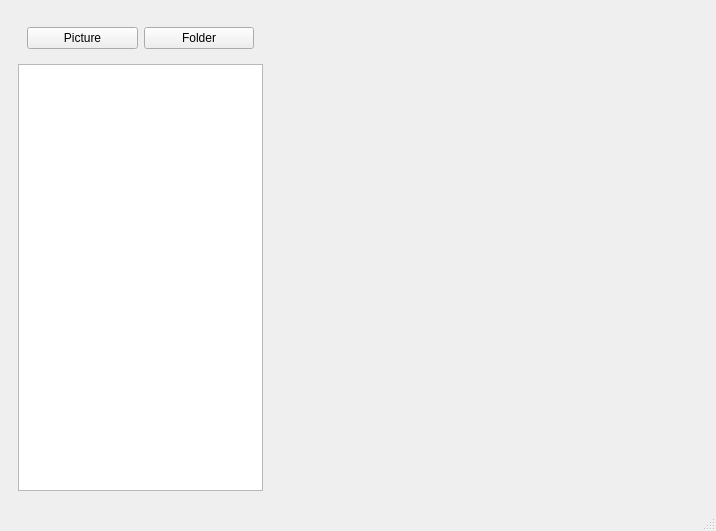
The window that app/main.ui (crrojas/pictor) describes before a commit, drawn with Qt 5.
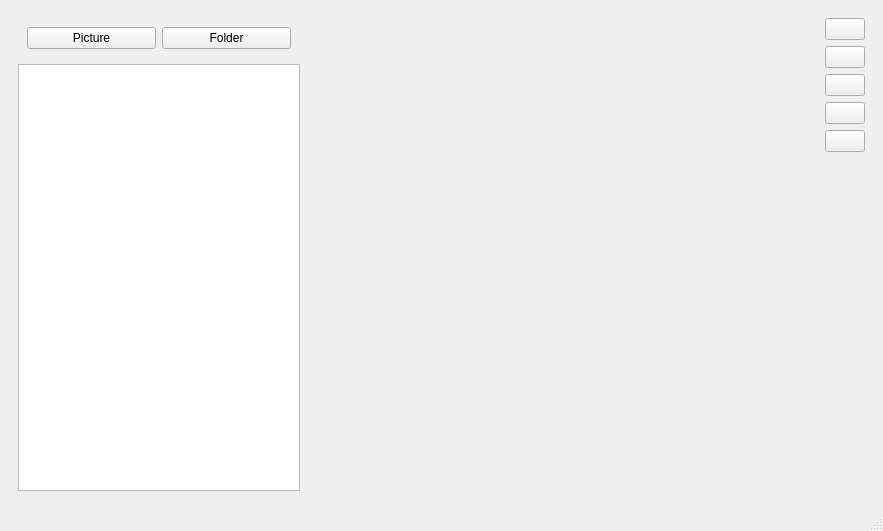
The same window after the commit. Icons and pictures are not drawn.

```diff
--- a/app/main.ui
+++ b/app/main.ui
@@ -6,7 +6,7 @@
    <rect>
     <x>0</x>
     <y>0</y>
-    <width>716</width>
+    <width>883</width>
     <height>531</height>
    </rect>
   </property>
@@ -54,6 +54,18 @@
        </item>
        <item>
         <widget class="QTreeView" name="treeView">
+         <property name="editTriggers">
+          <set>QAbstractItemView::NoEditTriggers</set>
+         </property>
+         <property name="iconSize">
+          <size>
+           <width>70</width>
+           <height>70</height>
+          </size>
+         </property>
+         <property name="animated">
+          <bool>true</bool>
+         </property>
          <property name="wordWrap">
           <bool>true</bool>
          </property>
@@ -67,36 +79,154 @@
     </item>
     <item>
      <widget class="QWidget" name="images" native="true">
+      <property name="sizePolicy">
+       <sizepolicy hsizetype="Expanding" vsizetype="Preferred">
+        <horstretch>0</horstretch>
+        <verstretch>0</verstretch>
+       </sizepolicy>
+      </property>
       <property name="minimumSize">
        <size>
         <width>400</width>
         <height>0</height>
        </size>
       </property>
-      <layout class="QVBoxLayout" name="verticalLayout_2">
-       <item>
-        <widget class="QWidget" name="widget" native="true">
-         <zorder>browser</zorder>
-        </widget>
-       </item>
-       <item>
-        <widget class="QWidget" name="widget_2" native="true"/>
-       </item>
-      </layout>
+      <layout class="QVBoxLayout" name="verticalLayout_2"/>
      </widget>
     </item>
     <item>
-     <spacer name="horizontalSpacer">
-      <property name="orientation">
-       <enum>Qt::Horizontal</enum>
-      </property>
-      <property name="sizeHint" stdset="0">
-       <size>
-        <width>40</width>
-        <height>20</height>
-       </size>
-      </property>
-     </spacer>
+     <widget class="QWidget" name="widget_4" native="true">
+      <layout class="QVBoxLayout" name="verticalLayout_3">
+       <item>
+        <widget class="QPushButton" name="pushButton_5">
+         <property name="maximumSize">
+          <size>
+           <width>60</width>
+           <height>16777215</height>
+          </size>
+         </property>
+         <property name="text">
+          <string/>
+         </property>
+         <property name="icon">
+          <iconset>
+           <normaloff>statics/icons/facebook.png</normaloff>statics/icons/facebook.png</iconset>
+         </property>
+         <property name="iconSize">
+          <size>
+           <width>32</width>
+           <height>32</height>
+          </size>
+         </property>
+        </widget>
+       </item>
+       <item>
+        <widget class="QPushButton" name="pushButton_6">
+         <property name="maximumSize">
+          <size>
+           <width>60</width>
+           <height>16777215</height>
+          </size>
+         </property>
+         <property name="text">
+          <string/>
+         </property>
+         <property name="icon">
+          <iconset>
+           <normaloff>statics/icons/twitter.png</normaloff>statics/icons/twitter.png</iconset>
+         </property>
+         <property name="iconSize">
+          <size>
+           <width>32</width>
+           <height>32</height>
+          </size>
+         </property>
+        </widget>
+       </item>
+       <item>
+        <widget class="QPushButton" name="pushButton_7">
+         <property name="maximumSize">
+          <size>
+           <width>60</width>
+           <height>16777215</height>
+          </size>
+         </property>
+         <property name="text">
+          <string/>
+         </property>
+         <property name="icon">
+          <iconset>
+           <normaloff>statics/icons/pinterest.png</normaloff>statics/icons/pinterest.png</iconset>
+         </property>
+         <property name="iconSize">
+          <size>
+           <width>32</width>
+           <height>32</height>
+          </size>
+         </property>
+        </widget>
+       </item>
+       <item>
+        <widget class="QPushButton" name="pushButton_10">
+         <property name="maximumSize">
+          <size>
+           <width>60</width>
+           <height>16777215</height>
+          </size>
+         </property>
+         <property name="text">
+          <string/>
+         </property>
+         <property name="icon">
+          <iconset>
+           <normaloff>statics/icons/plus.png</normaloff>statics/icons/plus.png</iconset>
+         </property>
+         <property name="iconSize">
+          <size>
+           <width>32</width>
+           <height>32</height>
+          </size>
+         </property>
+        </widget>
+       </item>
+       <item>
+        <widget class="QPushButton" name="pushButton_8">
+         <property name="maximumSize">
+          <size>
+           <width>60</width>
+           <height>16777215</height>
+          </size>
+         </property>
+         <property name="text">
+          <string/>
+         </property>
+         <property name="icon">
+          <iconset>
+           <normaloff>statics/icons/flickr.png</normaloff>statics/icons/flickr.png</iconset>
+         </property>
+         <property name="iconSize">
+          <size>
+           <width>32</width>
+           <height>32</height>
+          </size>
+         </property>
+        </widget>
+       </item>
+       <item>
+        <spacer name="verticalSpacer">
+         <property name="orientation">
+          <enum>Qt::Vertical</enum>
+         </property>
+         <property name="sizeHint" stdset="0">
+          <size>
+           <width>20</width>
+           <height>40</height>
+          </size>
+         </property>
+        </spacer>
+       </item>
+      </layout>
+     </widget>
     </item>
    </layout>
   </widget>
```
Left out of the diff: 2 changed lines with no effect on the pictures.
